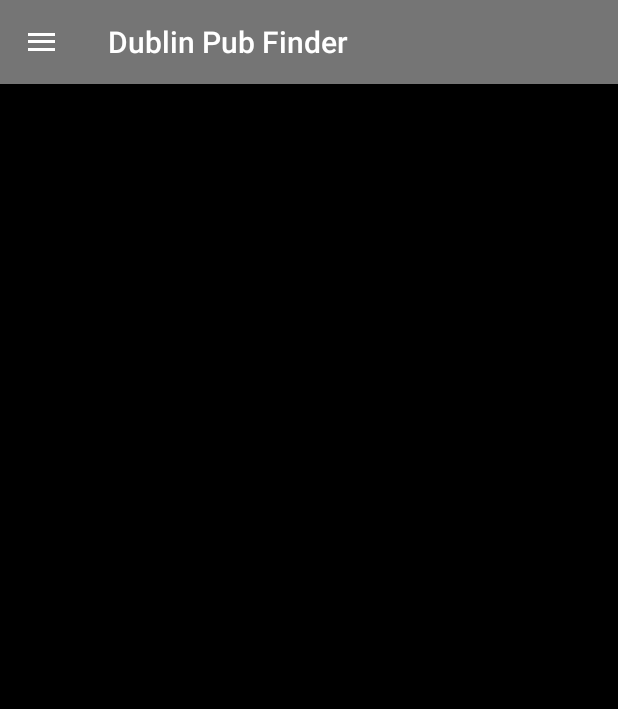
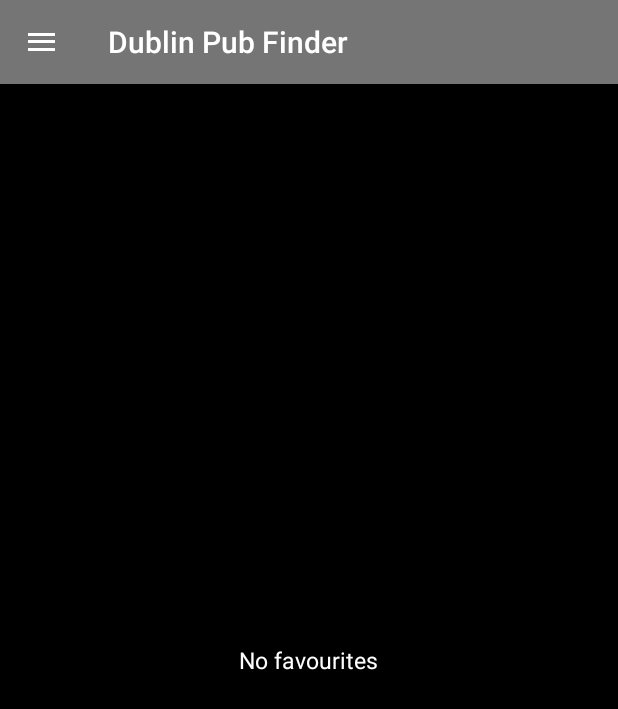
Before and after one commit to avblake225/dublin-pub-finder, an Android app: the HomeScreen screen opened directly, with no data from a screen before it, on a phone screen of 412 x 824 dp. Shown: the top 709 px of the screen. Run offline under Robolectric (Android 15) with nearby library versions, the phone set to English and light mode, and no system bars; 2 statements that could not run were skipped.

Commit message:
Added "No favourites" text to home screen

```diff
--- a/app/src/main/java/com/tonyblake/dublinpubfinder/HomeScreen.java
+++ b/app/src/main/java/com/tonyblake/dublinpubfinder/HomeScreen.java
@@ -14,6 +14,7 @@ import android.view.View;
 import android.widget.AdapterView;
 import android.widget.ArrayAdapter;
 import android.widget.ListView;
+import android.widget.RelativeLayout;
 import android.widget.TextView;
 import android.widget.Toast;
 
@@ -90,6 +91,16 @@ public class HomeScreen extends AppCompatActivity implements SearchDialog.Search
         dList.setAdapter(drawerAdapter);
 
         tv_num_pubs_found = (TextView)findViewById(R.id.tv_num_pubs_found);
+
+        tv_num_pubs_found.setText(context.getString(R.string.no_favourites));
+
+        RelativeLayout.LayoutParams lp = new RelativeLayout.LayoutParams(
+                RelativeLayout.LayoutParams.WRAP_CONTENT,
+                RelativeLayout.LayoutParams.WRAP_CONTENT);
+
+        lp.addRule(RelativeLayout.CENTER_IN_PARENT);
+
+        tv_num_pubs_found.setLayoutParams(lp);
 
         client = new GoogleApiClient.Builder(this)
                 .addConnectionCallbacks(this)
--- a/app/src/main/res/layout/home_screen.xml
+++ b/app/src/main/res/layout/home_screen.xml
@@ -17,43 +17,44 @@
         android:theme="@style/ThemeOverlay.AppCompat.ActionBar"
         app:popupTheme="@style/ThemeOverlay.AppCompat.Light"/>
 
-    <android.support.v4.widget.DrawerLayout xmlns:android="http://schemas.android.com/apk/res/android"
-        android:id="@+id/drawer_layout"
-        android:layout_width="match_parent"
-        android:layout_height="match_parent" >
-
-        <ListView android:id="@+id/left_drawer"
-            android:layout_width="wrap_content"
-            android:layout_height="match_parent"
-            android:layout_gravity="start"
-            android:choiceMode="singleChoice"
-            android:divider="@color/black"
-            android:dividerHeight="1dp"
-            android:background="@color/white"/>
-
-    </android.support.v4.widget.DrawerLayout>
-
-    <LinearLayout
+    <RelativeLayout
         android:layout_width="match_parent"
         android:layout_height="match_parent"
-        android:orientation="vertical"
         android:background="@color/black">
 
         <TextView
             android:id="@+id/tv_num_pubs_found"
             android:layout_width="wrap_content"
+            android:layout_height="wrap_content"
             android:paddingTop="@dimen/num_pubs_found_padding_top"
             android:paddingBottom="@dimen/num_pubs_found_padding_bottom"
-            android:layout_height="wrap_content"
-            android:layout_gravity="center_horizontal"
+            android:layout_centerHorizontal="true"
+            android:text="testing"
             android:textSize="@dimen/num_pubs_found_textsize"
             android:textColor="@color/white"/>
 
-            <ListView
-                android:id="@+id/pub_list"
-                android:layout_width="fill_parent"
-                android:layout_height="wrap_content"/>
+        <ListView
+            android:id="@+id/pub_list"
+            android:layout_below="@id/tv_num_pubs_found"
+            android:layout_width="fill_parent"
+            android:layout_height="wrap_content"/>
 
-    </LinearLayout>
+        <android.support.v4.widget.DrawerLayout
+            android:id="@+id/drawer_layout"
+            android:layout_width="match_parent"
+            android:layout_height="match_parent" >
+
+            <ListView android:id="@+id/left_drawer"
+                android:layout_width="wrap_content"
+                android:layout_height="match_parent"
+                android:layout_gravity="start"
+                android:choiceMode="singleChoice"
+                android:divider="@color/black"
+                android:dividerHeight="1dp"
+                android:background="@color/white"/>
+
+        </android.support.v4.widget.DrawerLayout>
+
+    </RelativeLayout>
 
 </LinearLayout>
--- a/app/src/main/res/values/strings.xml
+++ b/app/src/main/res/values/strings.xml
@@ -2,6 +2,8 @@
 
     <string name="app_name">Dublin Pub Finder</string>
     <string name="copyright">© Tony Blake 2016</string>
+
+    <string name="no_favourites">No favourites</string>
 
     <string-array name="menu_items">
         <item>Search</item>
@@ -45,8 +47,8 @@
     <string name="error_retrieving_pub_type_and_side_of_city">Error retrieving pub type and side of city</string>
     <string name="error_retrieving_extras">Error retrieving extras</string>
 
-    <string name="pub_found">pub found...</string>
-    <string name="pubs_found">pubs found...</string>
+    <string name="pub_found">pub found</string>
+    <string name="pubs_found">pubs found</string>
     <string name="find">Find</string>
     <string name="on_map">On Map</string>
     <string name="you_are_here">You are here</string>
```
